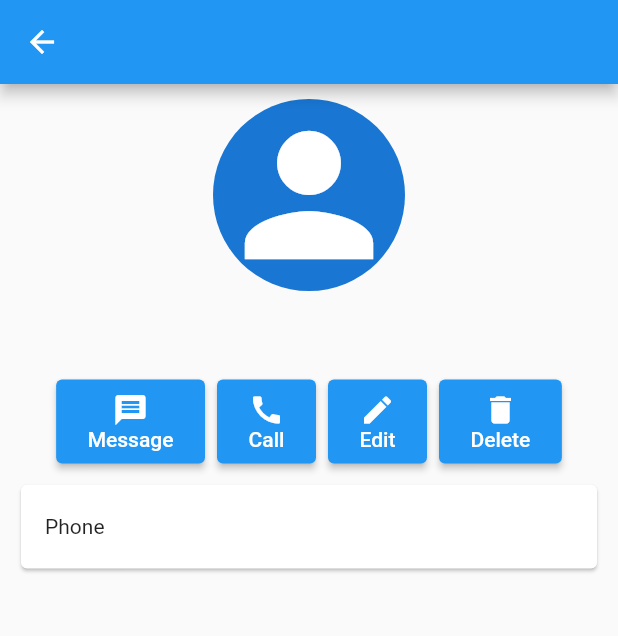
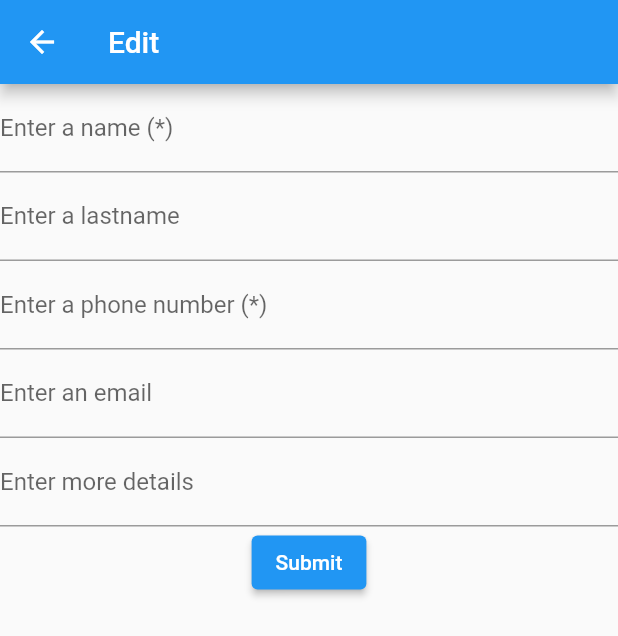
Before and after one commit to Mickael-Lokhate/ft_hangout, a Flutter app: the ContactDetails screen opened directly with empty values, after a tap on "Edit", on a phone screen of 412 x 824 dp. Shown: the top 636 px of the screen. Run offline on Flutter 3.47's test engine with Material 2 defaults, Android fonts, the phone set to English and light mode, and no system bars.

Commit message:
Create edit contact form + add edit route on click edit in details of contact + update state management + update data on save + snackbar to inform user on save

```diff
--- a/lib/models/contact.dart
+++ b/lib/models/contact.dart
@@ -59,14 +59,18 @@ class ContactListModel with ChangeNotifier {
     notifyListeners();
   }
 
-  void updateContact(int id, Contact newContact) {
+  void updateContact(int id, String? name, String? lastName, String? phoneNumber, String? email, String? imageUrl, String? moreInfos) {
     Contact findContact = _contacts.firstWhere((contact) => contact.id == id);
-    findContact.name = newContact.name;
-    findContact.lastname = newContact.lastname;
-    findContact.phonenumber = newContact.phonenumber;
-    findContact.email = newContact.email;
-    findContact.imageUrl = newContact.imageUrl;
-    findContact.moreInfos = newContact.moreInfos;
+    if (name != null && name.isNotEmpty) {
+      findContact.name = name;
+    }
+    if (phoneNumber != null && phoneNumber.isNotEmpty) {
+      findContact.phonenumber = phoneNumber;
+    }
+    findContact.lastname = lastName;
+    findContact.email = email;
+    findContact.imageUrl = imageUrl;
+    findContact.moreInfos = moreInfos;
     notifyListeners();
   }
 
--- a/lib/screens/contact_details.dart
+++ b/lib/screens/contact_details.dart
@@ -1,11 +1,12 @@
 import 'package:flutter/material.dart';
+import 'package:ft_hangout/screens/edit_contact.dart';
+import 'package:provider/provider.dart';
 
 import '../models/contact.dart';
 
 class ContactDetails extends StatelessWidget {
   final Contact contact;
-  ContactListModel list;
-  ContactDetails(this.list, this.contact, { Key? key }) : super(key: key);
+  const ContactDetails(this.contact, { Key? key }) : super(key: key);
 
   @override
   Widget build(BuildContext context) {
@@ -13,18 +14,20 @@ class ContactDetails extends StatelessWidget {
       appBar: AppBar(
         title: Text(contact.name),
       ),
-      body: _buildContactDetails(context),
+      body: Consumer<ContactListModel>(
+        builder: (context, list, child) => _buildContactDetails(context, list),
+      )
     );
   }
 
-  Widget _buildContactDetails(context) {
+  Widget _buildContactDetails(context, ContactListModel list) {
     return Container(
       padding: const EdgeInsets.all(10),
       child: Column(
       crossAxisAlignment: CrossAxisAlignment.center,
       children: [
         _buildHeader(),
-        _buildActionButtons(context, contact),
+        _buildActionButtons(context, list, contact),
         const SizedBox(height: 10,),
         _buildCard('Phone', contact.phonenumber)
       ],
@@ -59,7 +62,7 @@ class ContactDetails extends StatelessWidget {
     );
   }
 
-  Widget _buildActionButtons(context, Contact currentContact) {
+  Widget _buildActionButtons(context, ContactListModel list, Contact currentContact) {
     return Container(
       margin: const EdgeInsets.fromLTRB(0, 20, 0, 0),
       child: Row(
@@ -69,7 +72,11 @@ class ContactDetails extends StatelessWidget {
           const SizedBox(width: 8),
           _buildButton('Call', Icons.call, () {}),
           const SizedBox(width: 8),
-          _buildButton('Edit', Icons.edit, () {}),
+          _buildButton('Edit', Icons.edit, () {
+            Navigator.of(context).push(
+              MaterialPageRoute(builder: (context) => EditContact(currentContact))
+            );
+          }),
           const SizedBox(width: 8),
           _buildButton('Delete', Icons.delete, () {
             list.remove(currentContact);
--- a/lib/screens/edit_contact.dart
+++ b/lib/screens/edit_contact.dart
@@ -1,5 +1,11 @@
+import 'package:flutter/material.dart';
+import 'package:ft_hangout/models/contact.dart';
+import 'package:ft_hangout/widgets/form.dart';
+import 'package:provider/provider.dart';
+
 class EditContact extends StatefulWidget {
-  const EditContact({ Key? key }) : super(key: key);
+  final Contact     contact;
+  const EditContact(this.contact, { Key? key }) : super(key: key);
 
   @override
   _EditContactState createState() => _EditContactState();
@@ -8,8 +14,20 @@ class EditContact extends StatefulWidget {
 class _EditContactState extends State<EditContact> {
   @override
   Widget build(BuildContext context) {
-    return Container(
+    return Scaffold(
+      appBar: AppBar(
+        title: Text('Edit ' + widget.contact.name),
+      ),
+      body: Consumer<ContactListModel>(
+        builder: (context, list, child) {
+          return _buildForm(list);
+        },
+      )
 
     );
   }
+
+  Widget _buildForm(ContactListModel list) {
+    return EditContactForm(widget.contact, list);
+  }
 }
--- a/lib/screens/home.dart
+++ b/lib/screens/home.dart
@@ -65,7 +65,7 @@ class _ContactListState extends State<ContactList> {
           onTap: () {
             Navigator.of(context).push(
               MaterialPageRoute(
-                builder: (context) => ContactDetails(list, currentContact)
+                builder: (context) => ContactDetails(currentContact)
             ));
           },
       );
--- /dev/null
+++ b/lib/widgets/form.dart
@@ -0,0 +1,136 @@
+import 'package:flutter/material.dart';
+import 'package:flutter/services.dart';
+
+import '../models/contact.dart';
+
+enum FieldType {
+  name,
+  lastname,
+  phonenumber,
+  email,
+  imageUrl,
+  moreInfos
+}
+
+class EditContactForm extends StatefulWidget {
+  final Contact contact;
+  final ContactListModel list;
+  const EditContactForm(this.contact, this.list, { Key? key }) : super(key: key);
+
+  @override
+  _EditContactFormState createState() => _EditContactFormState();
+}
+
+class _EditContactFormState extends State<EditContactForm> {
+  final _formKey = GlobalKey<FormState>();
+  final nameController = TextEditingController();
+  final lastnameController = TextEditingController();
+  final phoneNumberController = TextEditingController();
+  final emailController = TextEditingController();
+  final moreInfoController = TextEditingController();
+
+  @override
+  Widget build(BuildContext context) {
+    nameController.text = widget.contact.name;
+    lastnameController.text = widget.contact.lastname ?? '';
+    phoneNumberController.text = widget.contact.phonenumber;
+    emailController.text = widget.contact.email ?? '';
+    moreInfoController.text = widget.contact.moreInfos ?? '';
+
+    return Form(
+      key: _formKey,
+      child: Column(
+        children: <Widget>[
+          _buildTextField(FieldType.name, "Enter a name (*)",TextInputType.name, nameController),
+          _buildTextField(FieldType.lastname,"Enter a lastname", TextInputType.text, lastnameController),
+          _buildTextField(FieldType.phonenumber,"Enter a phone number (*)", TextInputType.phone, phoneNumberController),
+          _buildTextField( FieldType.email,"Enter an email", TextInputType.emailAddress, emailController),
+          _buildTextField(FieldType.moreInfos,"Enter more details", TextInputType.text, moreInfoController),
+          _buildValidationButton()
+        ],
+      )
+    );
+  }
+
+  @override
+  void dispose() {
+    nameController.dispose();
+    lastnameController.dispose();
+    emailController.dispose();
+    phoneNumberController.dispose();
+    moreInfoController.dispose();
+    super.dispose();
+  }
+
+  Widget _buildTextField(FieldType type, String label, TextInputType keyboardType, TextEditingController controller) {
+    return TextFormField(
+      controller: controller,
+      keyboardType: keyboardType,
+      decoration: InputDecoration(
+        border: const UnderlineInputBorder(),
+        labelText: label,
+      ),
+      validator: (value) {
+        switch (type) {
+          case FieldType.name:
+            if (value == null || value.isEmpty) {
+             return "Please enter a name";
+            }
+          break;
+          case FieldType.lastname:
+          break;
+          case FieldType.email:
+            if (value != null && value.isNotEmpty) {
+              RegExp reg = RegExp(r"^[a-zA-Z0-9.!#$%&'*+/=?^_`{|}~-]+@[a-zA-Z0-9](?:[a-zA-Z0-9-]{0,253}[a-zA-Z0-9])?(?:\.[a-zA-Z0-9](?:[a-zA-Z0-9-]{0,253}[a-zA-Z0-9])?)*$");
+              if (!reg.hasMatch(value)) {
+                return 'Please enter a valid email address';
+              }
+            }
+          break;
+          case FieldType.phonenumber:
+            if (value == null || value.isEmpty) {
+             return "Please enter a phone number";
+            } else {
+              RegExp reg = RegExp(r"^(?:(?:\+|00)33[\s.-]{0,3}(?:\(0\)[\s.-]{0,3})?|0)[1-9](?:(?:[\s.-]?\d{2}){4}|\d{2}(?:[\s.-]?\d{3}){2})$");
+              if (!reg.hasMatch(value)) {
+                return 'Please enter a valide french phone number';
+              }
+            }
+          break;
+          case FieldType.imageUrl:
+            if (value == null || value.isEmpty) {
+             return "Please enter a name";
+            }
+          break;
+          case FieldType.moreInfos:
+
+          break;
+        }
+        return null;
+      },
+    );
+  }
+
+  Widget _buildValidationButton() {
+    return ElevatedButton(
+      onPressed: () {
+        if (_formKey.currentState!.validate()) {
+          widget.list.updateContact(
+            widget.contact.id,
+            nameController.text,
+            lastnameController.text,
+            phoneNumberController.text,
+            emailController.text,
+            null,
+            moreInfoController.text
+          );
+          ScaffoldMessenger.of(context).showSnackBar(
+            const SnackBar(content: Text('Contact has been updated'))
+          );
+          Navigator.of(context).pop();
+        }
+      },
+      child: const Text('Submit')
+    );
+  }
+}
```
